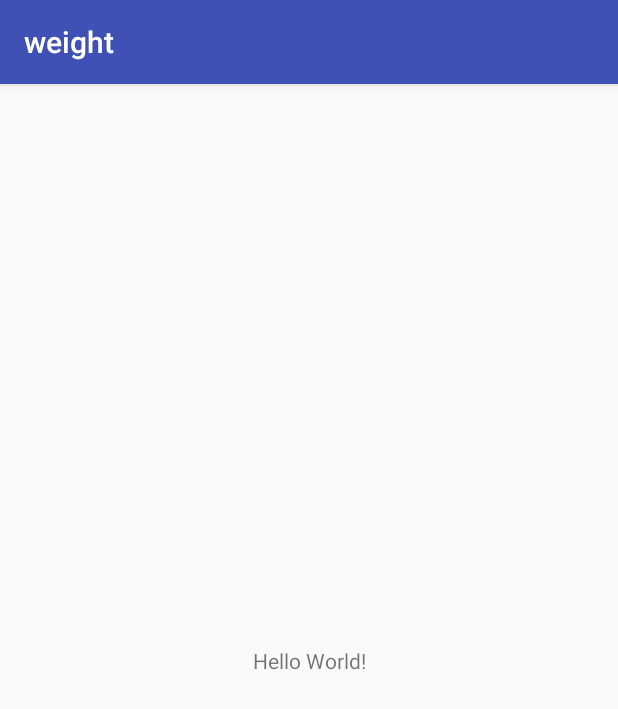
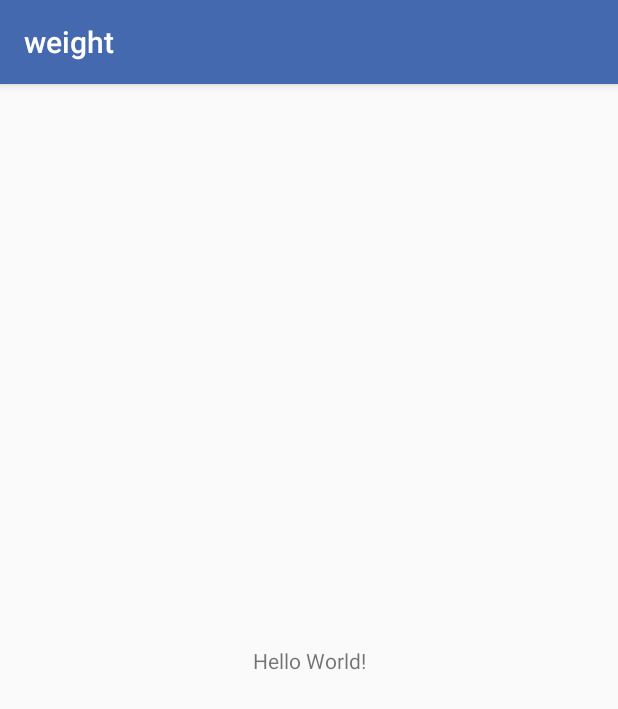
Before and after one commit to rakuishi/weight-log-android, an Android app: the screen it shows after launch (MainActivity), on a phone screen of 412 x 824 dp. Shown: the top 709 px of the screen. Run offline under Robolectric (Android 15) with nearby library versions, the phone set to English and light mode, and no system bars; our stand-ins replace Timber; 2 statements that could not run were skipped.

Commit message:
Update colors.xml

```diff
--- a/app/src/main/res/values/colors.xml
+++ b/app/src/main/res/values/colors.xml
@@ -1,6 +1,6 @@
 <?xml version="1.0" encoding="utf-8"?>
 <resources>
-    <color name="colorPrimary">#3F51B5</color>
-    <color name="colorPrimaryDark">#303F9F</color>
-    <color name="colorAccent">#FF4081</color>
+    <color name="colorPrimary">#4569AF</color>
+    <color name="colorPrimaryDark">#293F69</color>
+    <color name="colorAccent">#D04037</color>
 </resources>
```
